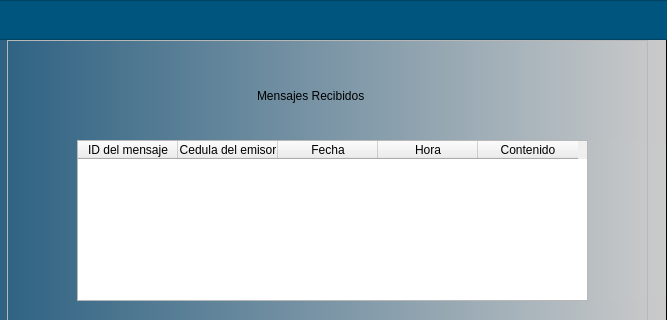
This is InterfazGrafica/ventanaMjsRecibidos.ui in nicoArley/gestionPropiedades as Qt 5 draws it before an edit; both pictures show x 233 to 900 and y 0 to 320 of the 900 by 500 pixel window. The edited form follows.
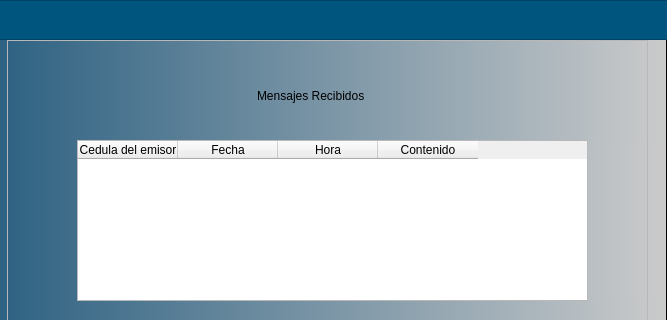
This is the edited form. Icons and pictures are not drawn.

Patch:
```diff
--- a/InterfazGrafica/ventanaMjsRecibidos.ui
+++ b/InterfazGrafica/ventanaMjsRecibidos.ui
@@ -325,11 +325,6 @@
             <height>161</height>
            </rect>
           </property>
-          <column>
-           <property name="text">
-            <string>ID del mensaje</string>
-           </property>
-          </column>
           <column>
            <property name="text">
             <string>Cedula del emisor</string>
```
Left out of the diff: 10 changed lines with no effect on the pictures.
